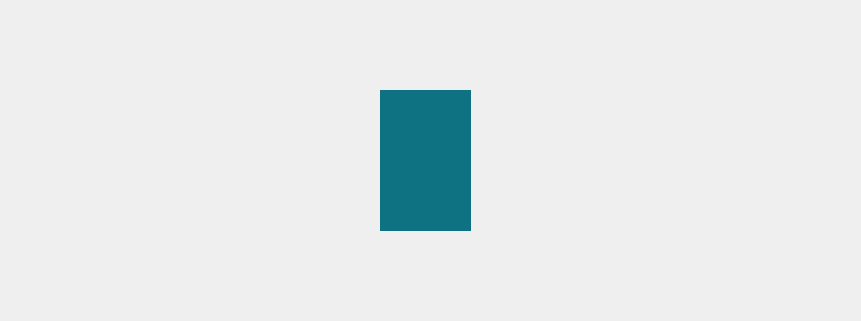
First picture: the form in tuning.ui, repository RISWANAAAA/venturiphaco, before the edit; both pictures show x 0 to 861 and y 210 to 531 of the 861 by 711 pixel window.
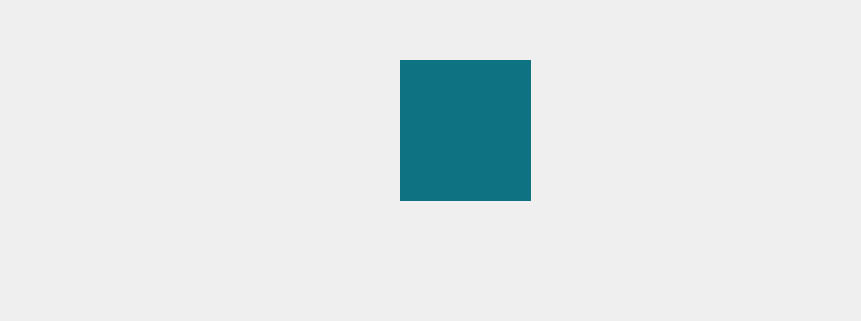
Second picture: the form after the edit. Icons and pictures are not drawn.

```diff
--- a/tuning.ui
+++ b/tuning.ui
@@ -16,16 +16,20 @@
   <widget class="QPushButton" name="pushButton">
    <property name="geometry">
     <rect>
-     <x>310</x>
-     <y>350</y>
-     <width>231</width>
-     <height>61</height>
+     <x>170</x>
+     <y>280</y>
+     <width>561</width>
+     <height>141</height>
     </rect>
    </property>
    <property name="styleSheet">
-    <string notr="true">background-color:transparent;
+    <string notr="true">QPushButton{background-color:transparent;
 image: url(:/images/handpiece1.png);
-border:none;</string>
+border:none;}
+QPushButton:focus {
+    outline: none;
+    border: none;
+}</string>
    </property>
    <property name="text">
     <string/>
@@ -34,9 +38,9 @@
   <widget class="QLabel" name="label">
    <property name="geometry">
     <rect>
-     <x>380</x>
-     <y>300</y>
-     <width>91</width>
+     <x>400</x>
+     <y>270</y>
+     <width>131</width>
      <height>141</height>
     </rect>
    </property>
@@ -50,14 +54,31 @@
   <widget class="QLabel" name="label_2">
    <property name="geometry">
     <rect>
-     <x>500</x>
-     <y>360</y>
-     <width>51</width>
-     <height>41</height>
+     <x>150</x>
+     <y>340</y>
+     <width>141</width>
+     <height>131</height>
     </rect>
    </property>
    <property name="styleSheet">
-    <string notr="true">image: url(:/images/nonconnected.png);
+    <string notr="true">background-color:transparent;
+</string>
+   </property>
+   <property name="text">
+    <string/>
+   </property>
+  </widget>
+  <widget class="QPushButton" name="pushButton_2">
+   <property name="geometry">
+    <rect>
+     <x>690</x>
+     <y>570</y>
+     <width>151</width>
+     <height>121</height>
+    </rect>
+   </property>
+   <property name="styleSheet">
+    <string notr="true">image: url(:/images/nextarrow.png);
 background-color:transparent;
 border:none;</string>
    </property>
```
